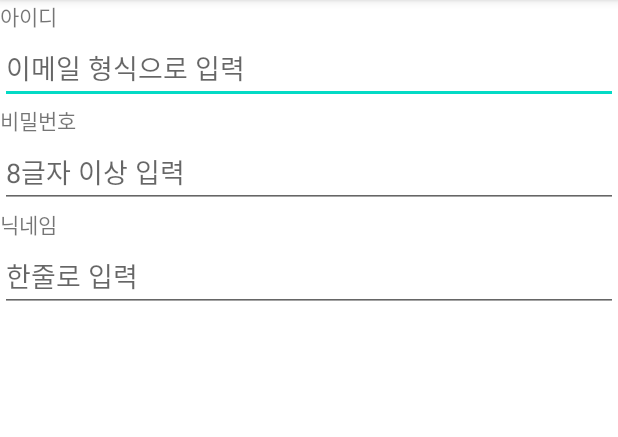
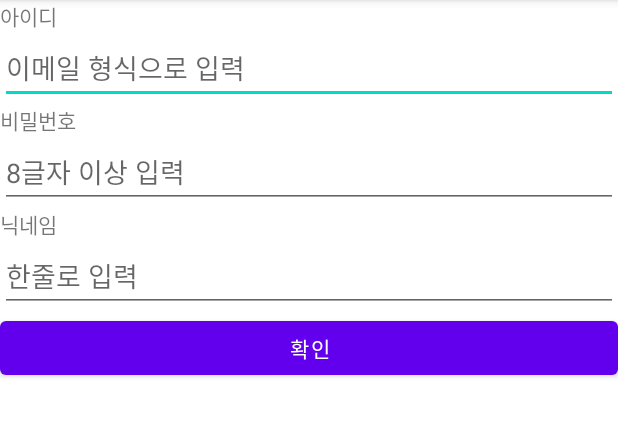
Before and after one commit to JDWdonga21/SignUpUIPractic_DW, an Android app: the screen it shows after launch (MainActivity), on a phone screen of 412 x 824 dp, the part 84-521 px from its top. Run offline under Robolectric (Android 15) with nearby library versions, the phone set to English and light mode, and no system bars.

Commit message:
button 실습

```diff
--- a/app/src/main/res/layout/activity_main.xml
+++ b/app/src/main/res/layout/activity_main.xml
@@ -37,4 +37,8 @@
         android:hint="한줄로 입력"
         android:singleLine="true"
         android:imeOptions="actionGo"/>
+    <Button
+        android:layout_width="match_parent"
+        android:layout_height="wrap_content"
+        android:text="확인"/>
 </LinearLayout>
```
